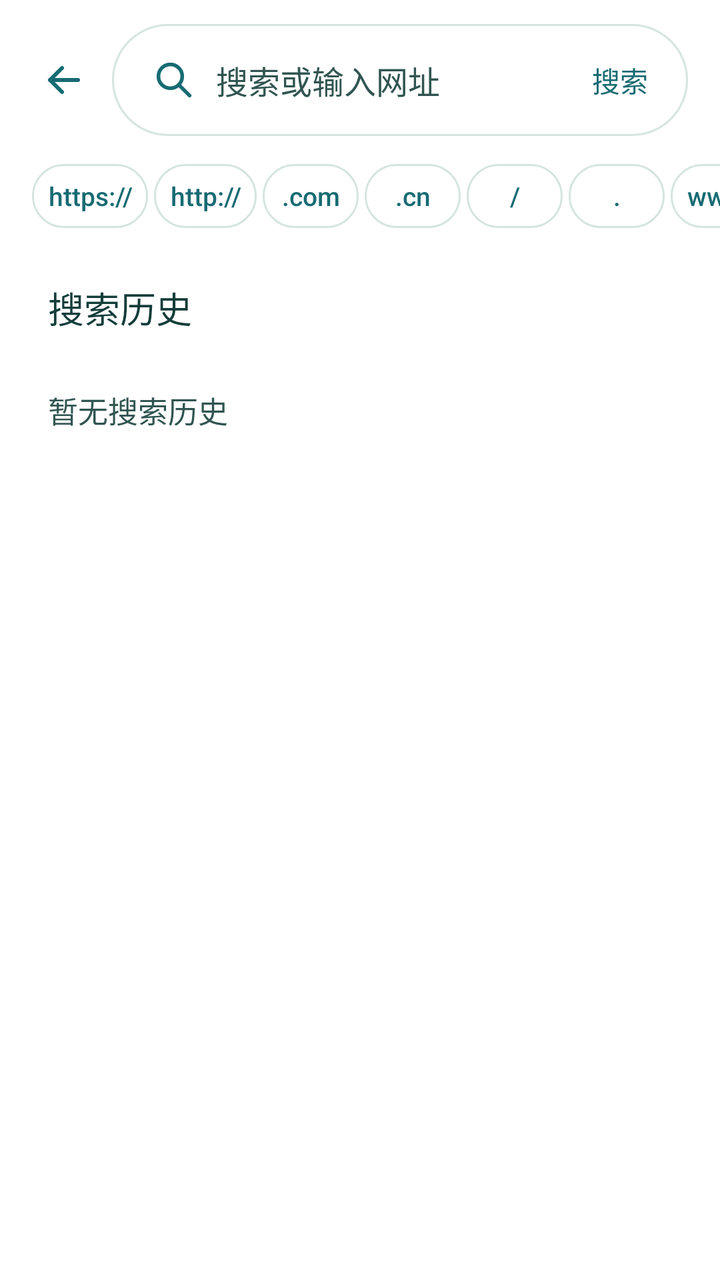
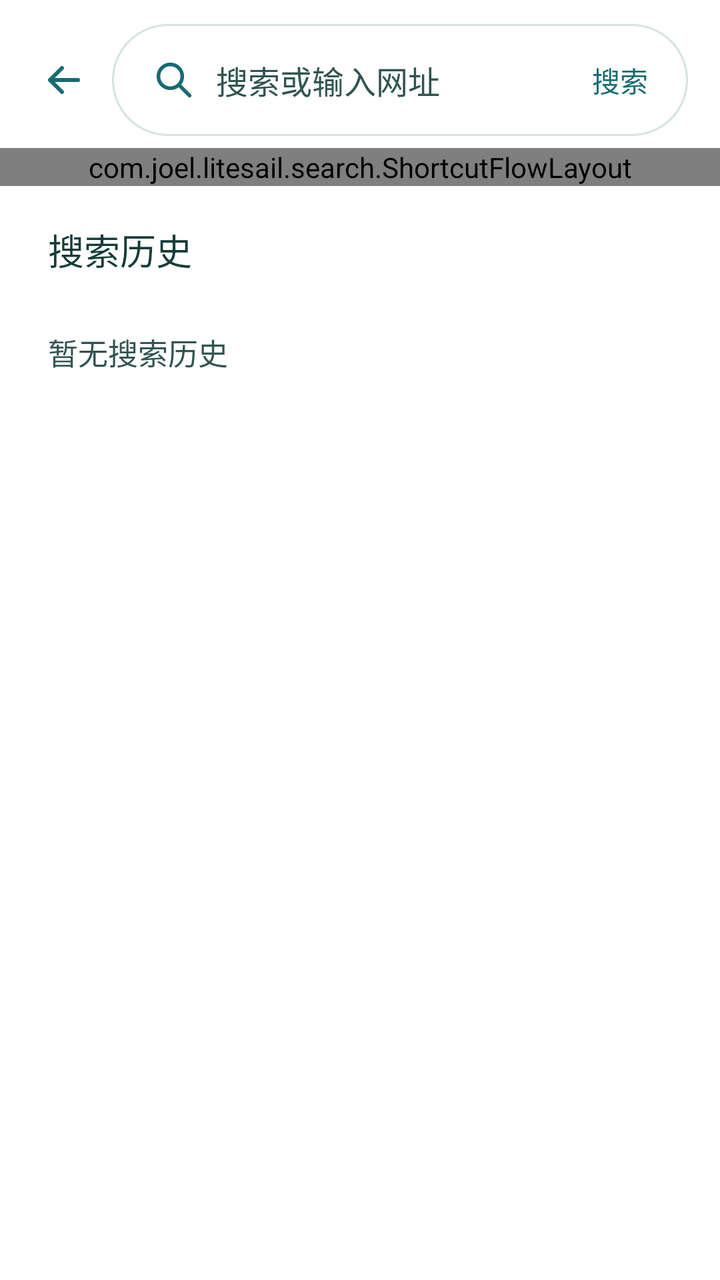

Compare the two renders of this Android layout. The source of the first and the diff that turns it into the second are given below.
<!-- AndroidManifest.xml: application theme Theme.LiteSail -->
<!-- res/layout/view_search_page.xml -->
<?xml version="1.0" encoding="utf-8"?>
<LinearLayout xmlns:android="http://schemas.android.com/apk/res/android"
    android:layout_width="match_parent"
    android:layout_height="match_parent"
    android:orientation="vertical">

    <FrameLayout
        android:layout_width="match_parent"
        android:layout_height="wrap_content"
        android:layout_marginStart="8dp"
        android:layout_marginTop="12dp"
        android:layout_marginEnd="16dp">

        <ImageButton
            android:id="@+id/close_search"
            android:layout_width="48dp"
            android:layout_height="48dp"
            android:layout_gravity="start|center_vertical"
            android:background="?android:attr/selectableItemBackgroundBorderless"
            android:contentDescription="@string/back"
            android:padding="12dp"
            android:src="@drawable/ic_search_back" />

        <LinearLayout
            android:layout_width="match_parent"
            android:layout_height="wrap_content"
            android:layout_marginStart="48dp"
            android:background="@drawable/start_search_background"
            android:gravity="center_vertical"
            android:paddingHorizontal="6dp">

            <EditText
                android:id="@+id/query"
                android:layout_width="0dp"
                android:layout_height="wrap_content"
                android:layout_weight="1"
                android:background="@android:color/transparent"
                android:drawableStart="@drawable/ic_start_search"
                android:drawablePadding="10dp"
                android:hint="@string/start_search_hint"
                android:imeOptions="actionSearch|flagNoExtractUi"
                android:importantForAutofill="no"
                android:inputType="text"
                android:minHeight="56dp"
                android:paddingStart="14dp"
                android:paddingEnd="4dp"
                android:singleLine="true"
                android:textColor="@color/start_page_brand_text"
                android:textColorHint="@color/start_page_search_text"
                android:textSize="16sp" />

            <Button
                android:id="@+id/submit_search"
                style="?android:attr/borderlessButtonStyle"
                android:layout_width="wrap_content"
                android:layout_height="wrap_content"
                android:minWidth="56dp"
                android:minHeight="48dp"
                android:paddingStart="8dp"
                android:paddingEnd="8dp"
                android:text="@string/search_action"
                android:textColor="@color/start_page_accent" />
        </LinearLayout>
    </FrameLayout>

    <HorizontalScrollView
        android:layout_width="match_parent"
        android:layout_height="wrap_content"
        android:layout_marginTop="6dp"
        android:clipToPadding="false"
        android:paddingHorizontal="16dp"
        android:scrollbars="none">

        <LinearLayout
            android:layout_width="wrap_content"
            android:layout_height="wrap_content"
            android:orientation="horizontal">

            <Button
                android:id="@+id/shortcut_https"
                style="@style/Widget.LiteSail.UrlShortcut"
                android:text="@string/url_shortcut_https" />

            <Button
                android:id="@+id/shortcut_http"
                style="@style/Widget.LiteSail.UrlShortcut"
                android:text="@string/url_shortcut_http" />

            <Button
                android:id="@+id/shortcut_com"
                style="@style/Widget.LiteSail.UrlShortcut"
                android:text="@string/url_shortcut_com" />

            <Button
                android:id="@+id/shortcut_cn"
                style="@style/Widget.LiteSail.UrlShortcut"
                android:text="@string/url_shortcut_cn" />

            <Button
                android:id="@+id/shortcut_slash"
                style="@style/Widget.LiteSail.UrlShortcut"
                android:contentDescription="@string/insert_url_slash"
                android:text="@string/url_shortcut_slash" />

            <Button
                android:id="@+id/shortcut_dot"
                style="@style/Widget.LiteSail.UrlShortcut"
                android:contentDescription="@string/insert_url_dot"
                android:text="@string/url_shortcut_dot" />

            <Button
                android:id="@+id/shortcut_www"
                style="@style/Widget.LiteSail.UrlShortcut"
                android:text="@string/url_shortcut_www" />
        </LinearLayout>
    </HorizontalScrollView>

    <LinearLayout
        android:layout_width="match_parent"
        android:layout_height="wrap_content"
        android:layout_marginStart="24dp"
        android:layout_marginTop="8dp"
        android:layout_marginEnd="24dp"
        android:layout_marginBottom="4dp"
        android:gravity="center_vertical"
        android:orientation="horizontal">

        <TextView
            android:layout_width="0dp"
            android:layout_height="wrap_content"
            android:layout_weight="1"
            android:fontFamily="sans-serif-medium"
            android:text="@string/search_history"
            android:textColor="@color/start_page_brand_text"
            android:textSize="18sp" />

        <Button
            android:id="@+id/clear_history"
            style="?android:attr/borderlessButtonStyle"
            android:layout_width="wrap_content"
            android:layout_height="wrap_content"
            android:minWidth="48dp"
            android:minHeight="48dp"
            android:paddingHorizontal="8dp"
            android:text="@string/clear_search_history"
            android:textColor="@color/start_page_accent"
            android:visibility="invisible" />
    </LinearLayout>

    <TextView
        android:id="@+id/empty_history"
        android:layout_width="match_parent"
        android:layout_height="wrap_content"
        android:layout_marginStart="24dp"
        android:layout_marginEnd="24dp"
        android:paddingTop="12dp"
        android:text="@string/empty_search_history"
        android:textColor="@color/start_page_search_text"
        android:textSize="15sp" />

    <ListView
        android:id="@+id/history"
        android:layout_width="match_parent"
        android:layout_height="0dp"
        android:layout_weight="1"
        android:clipToPadding="false"
        android:divider="@color/start_page_search_border"
        android:dividerHeight="1dp"
        android:paddingStart="24dp"
        android:paddingEnd="24dp"
        android:paddingBottom="12dp" />
</LinearLayout>
<!-- resources referenced by this layout -->
<resources>
  <color name="start_page_accent">#176B73</color>
  <color name="start_page_brand_text">#143D3A</color>
  <color name="start_page_search_text">#315551</color>
  <string name="back">后退</string>
  <string name="clear_search_history">清空</string>
  <string name="empty_search_history">暂无搜索历史</string>
  <string name="insert_url_dot">插入点号</string>
  <string name="insert_url_slash">插入斜杠</string>
  <string name="search_action">搜索</string>
  <string name="search_history">搜索历史</string>
  <string name="start_search_hint">搜索或输入网址</string>
  <style name="Widget.LiteSail.UrlShortcut" parent="android:style/Widget.Material.Button.Borderless">
          <item name="android:layout_width">wrap_content</item>
          <item name="android:layout_height">wrap_content</item>
          <item name="android:layout_marginEnd">3dp</item>
          <item name="android:background">@drawable/url_shortcut_background</item>
          <item name="android:minWidth">48dp</item>
          <item name="android:minHeight">48dp</item>
          <item name="android:paddingHorizontal">8dp</item>
          <item name="android:letterSpacing">0</item>
          <item name="android:textAllCaps">false</item>
          <item name="android:textColor">@color/start_page_accent</item>
          <item name="android:textSize">13sp</item>
      </style>
  <!-- unchanged entries left out for length: 16 -->
</resources>

<!-- the commit's change to res/layout/view_search_page.xml (unified diff, before → after) -->
@@ -63,57 +63,130 @@
         </LinearLayout>
     </FrameLayout>
 
-    <HorizontalScrollView
+    <LinearLayout
+        android:id="@+id/current_page_card"
+        android:layout_width="match_parent"
+        android:layout_height="wrap_content"
+        android:layout_marginHorizontal="16dp"
+        android:layout_marginTop="10dp"
+        android:background="@drawable/search_current_page_background"
+        android:baselineAligned="false"
+        android:gravity="center_vertical"
+        android:orientation="horizontal"
+        android:paddingStart="14dp"
+        android:paddingEnd="6dp"
+        android:paddingVertical="6dp"
+        android:visibility="gone">
+
+        <ImageView
+            android:id="@+id/current_page_icon"
+            android:layout_width="@dimen/site_icon_size"
+            android:layout_height="@dimen/site_icon_size"
+            android:layout_marginEnd="8dp"
+            android:importantForAccessibility="no"
+            android:scaleType="fitCenter"
+            android:src="@drawable/ic_start_search" />
+
+        <LinearLayout
+            android:layout_width="0dp"
+            android:layout_height="wrap_content"
+            android:layout_marginEnd="6dp"
+            android:layout_weight="1"
+            android:orientation="vertical">
+
+            <TextView
+                android:id="@+id/current_page_title"
+                android:layout_width="match_parent"
+                android:layout_height="wrap_content"
+                android:ellipsize="end"
+                android:fontFamily="sans-serif-medium"
+                android:maxLines="1"
+                android:textColor="@color/start_page_brand_text"
+                android:textSize="15sp" />
+
+            <TextView
+                android:id="@+id/current_page_url"
+                android:layout_width="match_parent"
+                android:layout_height="wrap_content"
+                android:layout_marginTop="3dp"
+                android:ellipsize="end"
+                android:maxLines="1"
+                android:textColor="@color/start_page_search_text"
+                android:textDirection="ltr"
+                android:textSize="12sp" />
+        </LinearLayout>
+
+        <Button
+            android:id="@+id/copy_page_link"
+            style="@style/Widget.LiteSail.SearchLinkButton"
+            android:drawableTop="@drawable/ic_copy_page_link"
+            android:text="@string/copy_page_link" />
+
+        <Button
+            android:id="@+id/edit_page_link"
+            style="@style/Widget.LiteSail.SearchLinkButton"
+            android:drawableTop="@drawable/ic_edit_page_link"
+            android:text="@string/edit_page_link" />
+    </LinearLayout>
+
+    <com.joel.litesail.search.ShortcutFlowLayout
+        android:id="@+id/search_shortcuts"
         android:layout_width="match_parent"
         android:layout_height="wrap_content"
         android:layout_marginTop="6dp"
-        android:clipToPadding="false"
-        android:paddingHorizontal="16dp"
-        android:scrollbars="none">
-
-        <LinearLayout
-            android:layout_width="wrap_content"
-            android:layout_height="wrap_content"
-            android:orientation="horizontal">
-
-            <Button
-                android:id="@+id/shortcut_https"
-                style="@style/Widget.LiteSail.UrlShortcut"
-                android:text="@string/url_shortcut_https" />
-
-            <Button
-                android:id="@+id/shortcut_http"
-                style="@style/Widget.LiteSail.UrlShortcut"
-                android:text="@string/url_shortcut_http" />
-
-            <Button
-                android:id="@+id/shortcut_com"
-                style="@style/Widget.LiteSail.UrlShortcut"
-                android:text="@string/url_shortcut_com" />
-
-            <Button
-                android:id="@+id/shortcut_cn"
-                style="@style/Widget.LiteSail.UrlShortcut"
-                android:text="@string/url_shortcut_cn" />
-
-            <Button
-                android:id="@+id/shortcut_slash"
-                style="@style/Widget.LiteSail.UrlShortcut"
-                android:contentDescription="@string/insert_url_slash"
-                android:text="@string/url_shortcut_slash" />
-
-            <Button
-                android:id="@+id/shortcut_dot"
-                style="@style/Widget.LiteSail.UrlShortcut"
-                android:contentDescription="@string/insert_url_dot"
-                android:text="@string/url_shortcut_dot" />
-
-            <Button
-                android:id="@+id/shortcut_www"
-                style="@style/Widget.LiteSail.UrlShortcut"
-                android:text="@string/url_shortcut_www" />
-        </LinearLayout>
-    </HorizontalScrollView>
+        android:paddingHorizontal="16dp">
+
+        <Button
+            android:id="@+id/shortcut_cursor_left"
+            style="@style/Widget.LiteSail.UrlShortcut"
+            android:contentDescription="@string/search_cursor_left"
+            android:text="@string/search_cursor_left_symbol"
+            android:textSize="18sp" />
+
+        <Button
+            android:id="@+id/shortcut_cursor_right"
+            style="@style/Widget.LiteSail.UrlShortcut"
+            android:contentDescription="@string/search_cursor_right"
+            android:text="@string/search_cursor_right_symbol"
+            android:textSize="18sp" />
+
+        <Button
+            android:id="@+id/shortcut_https"
+            style="@style/Widget.LiteSail.UrlShortcut"
+            android:text="@string/url_shortcut_https" />
+
+        <Button
+            android:id="@+id/shortcut_http"
+            style="@style/Widget.LiteSail.UrlShortcut"
+            android:text="@string/url_shortcut_http" />
+
+        <Button
+            android:id="@+id/shortcut_com"
+            style="@style/Widget.LiteSail.UrlShortcut"
+            android:text="@string/url_shortcut_com" />
+
+        <Button
+            android:id="@+id/shortcut_cn"
+            style="@style/Widget.LiteSail.UrlShortcut"
+            android:text="@string/url_shortcut_cn" />
+
+        <Button
+            android:id="@+id/shortcut_slash"
+            style="@style/Widget.LiteSail.UrlShortcut"
+            android:contentDescription="@string/insert_url_slash"
+            android:text="@string/url_shortcut_slash" />
+
+        <Button
+            android:id="@+id/shortcut_dot"
+            style="@style/Widget.LiteSail.UrlShortcut"
+            android:contentDescription="@string/insert_url_dot"
+            android:text="@string/url_shortcut_dot" />
+
+        <Button
+            android:id="@+id/shortcut_www"
+            style="@style/Widget.LiteSail.UrlShortcut"
+            android:text="@string/url_shortcut_www" />
+    </com.joel.litesail.search.ShortcutFlowLayout>
 
     <LinearLayout
         android:layout_width="match_parent"
<!-- resource entries referenced after the edit -->
@@ -3,18 +3,72 @@
   <color name="start_page_accent">#176B73</color>
   <color name="start_page_brand_text">#143D3A</color>
   <color name="start_page_search_text">#315551</color>
+  <dimen name="site_icon_size">22dp</dimen>
+  <!-- drawable ic_copy_page_link (drawable) -->
+  <?xml version="1.0" encoding="utf-8"?>
+  <vector xmlns:android="http://schemas.android.com/apk/res/android"
+      android:width="18dp"
+      android:height="18dp"
+      android:viewportWidth="24"
+      android:viewportHeight="24">
+      <path
+          android:pathData="M7,7 H14 A2,2 0,0 1,16 9 V18 A2,2 0,0 1,14 20 H7 A2,2 0,0 1,5 18 V9 A2,2 0,0 1,7 7 Z M9,4 H17 A2,2 0,0 1,19 6 V16"
+          android:strokeColor="@color/start_page_accent"
+          android:strokeLineCap="round"
+          android:strokeLineJoin="round"
+          android:strokeWidth="1.8" />
+  </vector>
+  <!-- drawable ic_edit_page_link (drawable) -->
+  <?xml version="1.0" encoding="utf-8"?>
+  <vector xmlns:android="http://schemas.android.com/apk/res/android"
+      android:width="18dp"
+      android:height="18dp"
+      android:viewportWidth="24"
+      android:viewportHeight="24">
+      <path
+          android:pathData="M4,20 L5.1,15.7 L15.9,4.9 A1.7,1.7 0,0 1,18.3 4.9 L19.1,5.7 A1.7,1.7 0,0 1,19.1 8.1 L8.3,18.9 Z M14.7,6.1 L17.9,9.3"
+          android:strokeColor="@color/start_page_accent"
+          android:strokeLineCap="round"
+          android:strokeLineJoin="round"
+          android:strokeWidth="1.8" />
+  </vector>
+  <!-- drawable search_current_page_background (drawable) -->
+  <?xml version="1.0" encoding="utf-8"?>
+  <shape xmlns:android="http://schemas.android.com/apk/res/android">
+      <corners android:radius="18dp" />
+      <solid android:color="@color/start_page_search_surface" />
+      <stroke android:width="1dp" android:color="@color/start_page_search_border" />
+  </shape>
   <string name="back">后退</string>
   <string name="clear_search_history">清空</string>
+  <string name="copy_page_link">复制链接</string>
+  <string name="edit_page_link">编辑链接</string>
   <string name="empty_search_history">暂无搜索历史</string>
   <string name="insert_url_dot">插入点号</string>
   <string name="insert_url_slash">插入斜杠</string>
   <string name="search_action">搜索</string>
+  <string name="search_cursor_left">向左移动光标</string>
+  <string name="search_cursor_left_symbol" translatable="false">←</string>
+  <string name="search_cursor_right">向右移动光标</string>
+  <string name="search_cursor_right_symbol" translatable="false">→</string>
   <string name="search_history">搜索历史</string>
   <string name="start_search_hint">搜索或输入网址</string>
+  <style name="Widget.LiteSail.SearchLinkButton" parent="android:style/Widget.Material.Button.Borderless">
+          <item name="android:layout_width">wrap_content</item>
+          <item name="android:layout_height">wrap_content</item>
+          <item name="android:drawablePadding">2dp</item>
+          <item name="android:fontFamily">sans-serif-medium</item>
+          <item name="android:letterSpacing">0</item>
+          <item name="android:minHeight">48dp</item>
+          <item name="android:minWidth">56dp</item>
+          <item name="android:paddingHorizontal">6dp</item>
+          <item name="android:paddingVertical">4dp</item>
+          <item name="android:textColor">@color/start_page_accent</item>
+          <item name="android:textSize">12sp</item>
+      </style>
   <style name="Widget.LiteSail.UrlShortcut" parent="android:style/Widget.Material.Button.Borderless">
           <item name="android:layout_width">wrap_content</item>
           <item name="android:layout_height">wrap_content</item>
-          <item name="android:layout_marginEnd">3dp</item>
           <item name="android:background">@drawable/url_shortcut_background</item>
           <item name="android:minWidth">48dp</item>
           <item name="android:minHeight">48dp</item>
